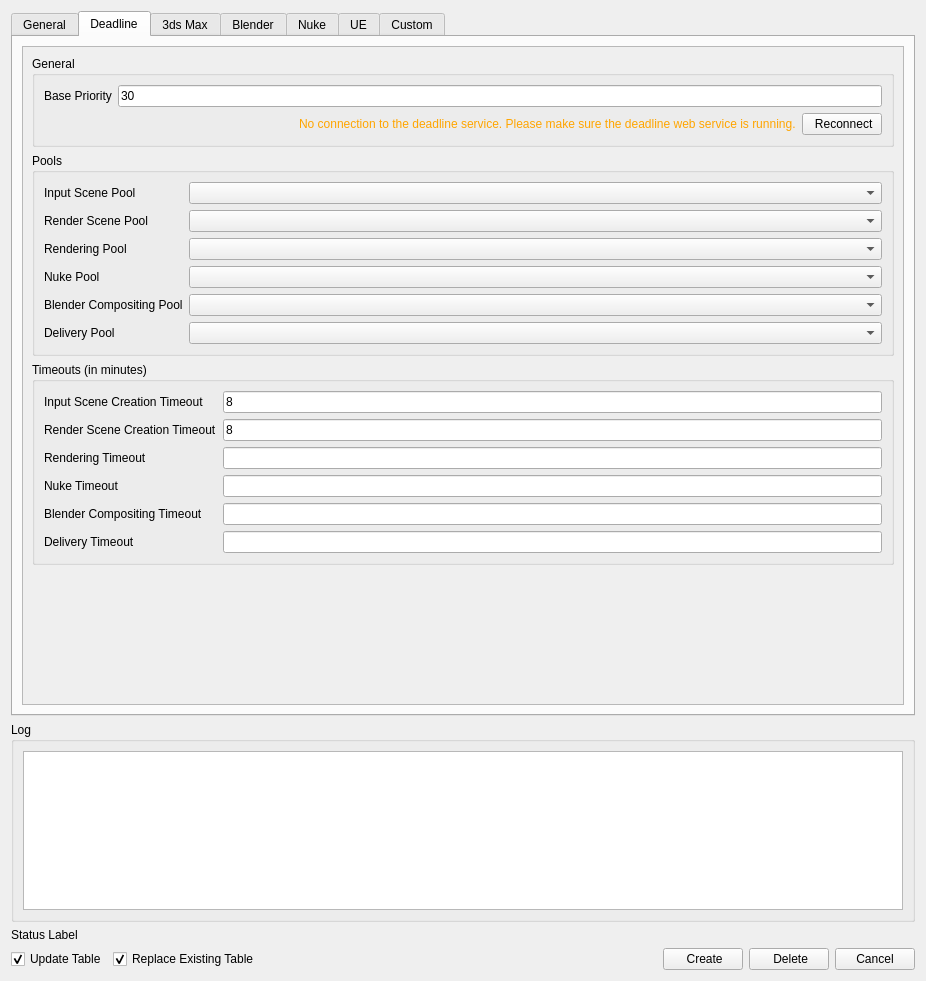
Old version of the form plugins/RenderingPipelinePlugin/assets/renderingPipeline.ui in the repository compix/MetadataManager.
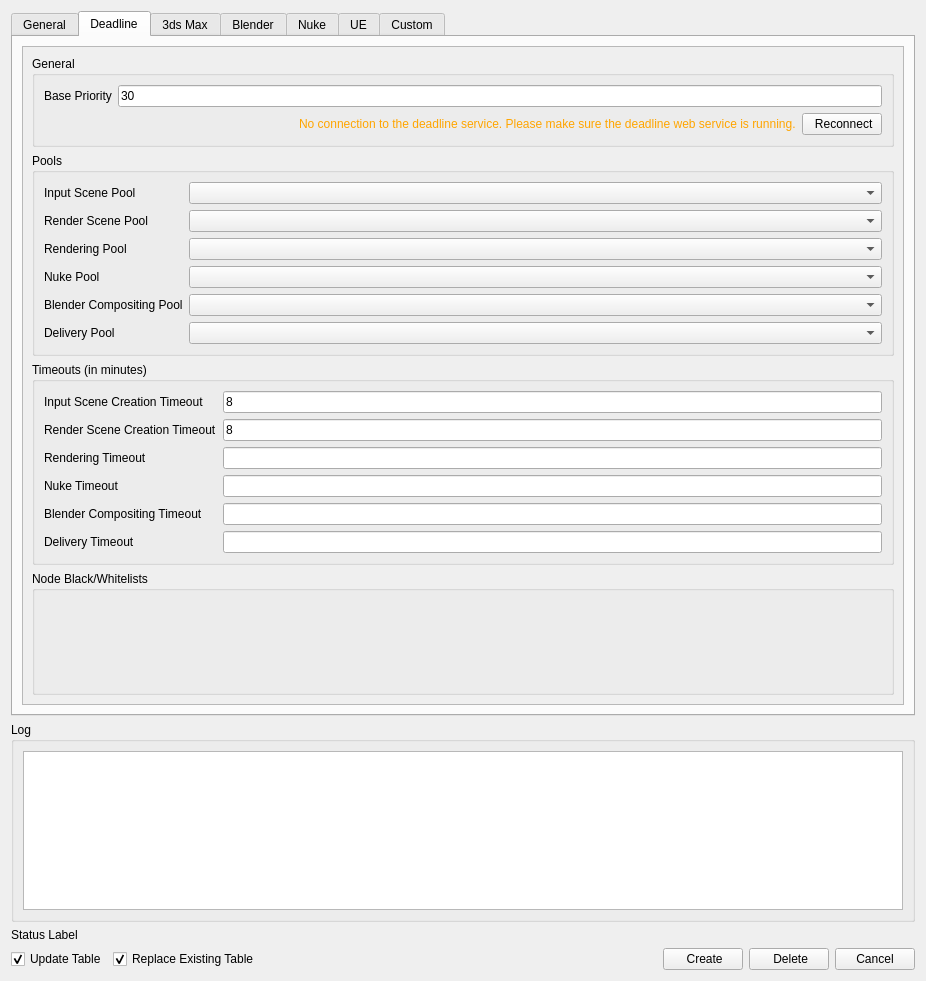
New version of the form. The open tabs and pages were chosen to show the change. Icons and pictures are not drawn.

Commit message: Support deadline node black & whitelists

What changed in the file:
```diff
--- a/plugins/RenderingPipelinePlugin/assets/renderingPipeline.ui
+++ b/plugins/RenderingPipelinePlugin/assets/renderingPipeline.ui
@@ -1368,6 +1368,18 @@
              </layout>
             </widget>
            </item>
+           <item>
+            <widget class="QGroupBox" name="groupBox_16">
+             <property name="title">
+              <string>Node Black/Whitelists</string>
+             </property>
+             <layout class="QVBoxLayout" name="verticalLayout_43">
+              <item>
+               <layout class="QFormLayout" name="deadlineNodesBlackWhitelistForm"/>
+              </item>
+             </layout>
+            </widget>
+           </item>
           </layout>
          </widget>
         </widget>
```
Left out of the diff: 2 changed lines with no effect on the pictures. The commit also changes 13 other files.
